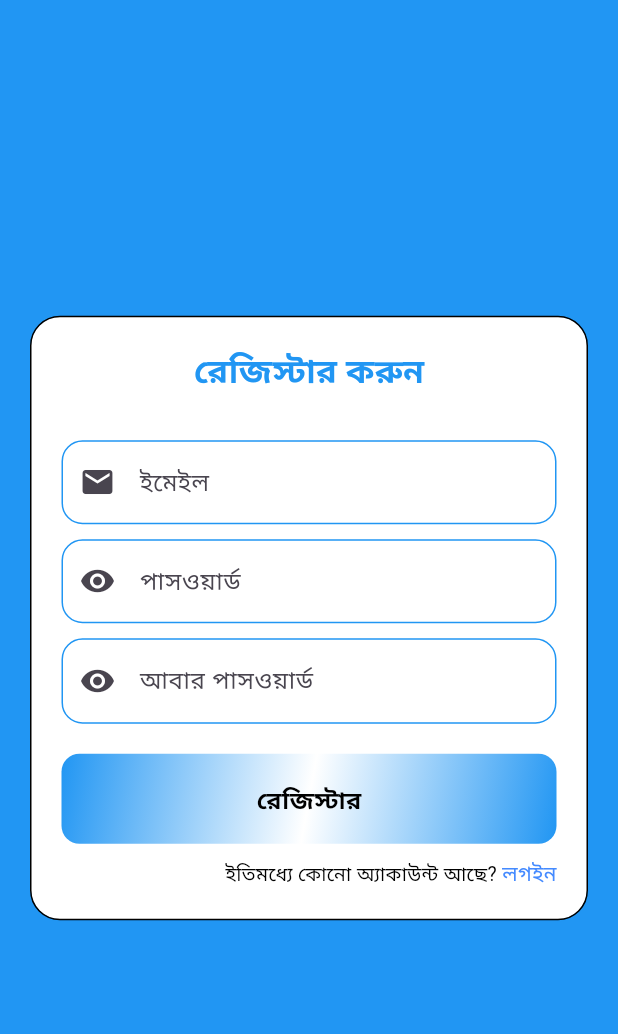
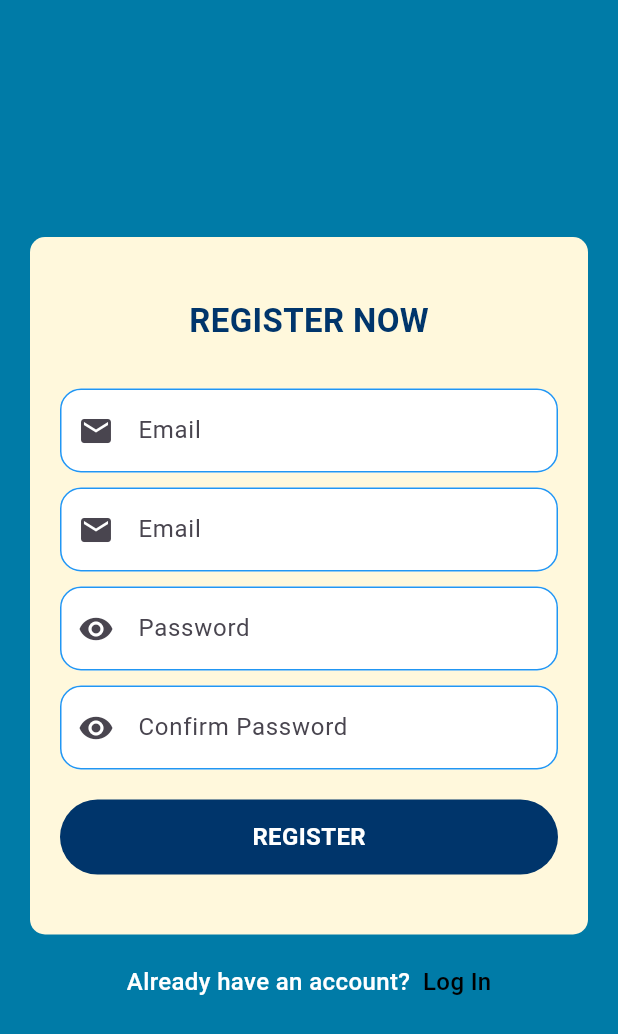
Before and after one commit to alazad214/Praner-Mart, a Flutter app: the screen it shows after launch, after a tap on "SIGN UP", on a phone screen of 412 x 824 dp. Shown: the top 1034 px of the screen. Run offline on Flutter 3.47's test engine with Material 3 defaults, Android fonts, the phone set to English and light mode, and no system bars; our stand-ins replace cached_network_image, carousel_slider, cloud_firestore, firebase_auth, firebase_core, firebase_storage and 4 more; accounts and stored records are empty.

Commit message:
auth modified

```diff
--- /dev/null
+++ b/lib/app/auth/utils/inputValidator.dart
@@ -0,0 +1,35 @@
+class InputValidator {
+  // Validate Email
+  static String? validateEmail(String? value) {
+    if (value == null || value.isEmpty) {
+      return 'Please enter your email';
+    }
+    final emailRegex = RegExp(r'^[^@]+@[^@]+\.[^@]+');
+    if (!emailRegex.hasMatch(value)) {
+      return 'Please enter a valid email';
+    }
+    return null;
+  }
+
+  // Validate Password
+  static String? validatePassword(String? value) {
+    if (value == null || value.isEmpty) {
+      return 'Please enter your password';
+    }
+    if (value.length < 6) {
+      return 'Password must be at least 6 characters long';
+    }
+    return null;
+  }
+
+  // Validate Username
+  static String? validateUsername(String? value) {
+    if (value == null || value.isEmpty) {
+      return 'Please enter your username';
+    }
+    if (value.length < 3) {
+      return 'Username must be at least 3 characters long';
+    }
+    return null;
+  }
+}
--- a/lib/auth/profile_setup.dart
+++ b/lib/app/auth/views/profile_setup.dart
@@ -3,13 +3,12 @@ import 'package:cloud_firestore/cloud_firestore.dart';
 import 'package:firebase_storage/firebase_storage.dart';
 import 'package:flutter/material.dart';
 import 'package:get/get.dart';
-import 'package:get/get_core/src/get_main.dart';
 import 'package:image_picker/image_picker.dart';
-import 'package:pranermart/controllers/profile_controller.dart';
 import 'package:pranermart/widgets/custom_button.dart';
 import 'package:pranermart/widgets/custom_textField.dart';
 
-import '../screens/navigation_screen.dart';
+import '../../profile/controller/profile_controller.dart';
+
 
 class ProfileSetUP extends StatefulWidget {
   ProfileSetUP({super.key});
--- /dev/null
+++ b/lib/app/auth/views/registation.dart
@@ -0,0 +1,127 @@
+import 'package:flutter/material.dart';
+import 'package:get/get.dart';
+import 'package:pranermart/widgets/custom_button.dart';
+import 'package:pranermart/widgets/custom_textField.dart';
+import '../../../utils/colors.dart';
+import '../../../widgets/text_rich_one.dart';
+import '../controller/auth_controller.dart';
+import '../utils/inputValidator.dart';
+import 'login.dart';
+
+class Register extends StatelessWidget {
+  Register({super.key});
+  final controller = Get.put(AuthController());
+  final formKey = GlobalKey<FormState>();
+  @override
+  Widget build(BuildContext context) {
+    return Scaffold(
+      backgroundColor: AppColor.primary,
+      body: Padding(
+        padding: const EdgeInsets.symmetric(horizontal: 20),
+        child: Form(
+          key: formKey,
+          child: Center(
+            child: SingleChildScrollView(
+              child: Column(
+                mainAxisAlignment: MainAxisAlignment.center,
+                children: [
+                  Container(
+                    padding: const EdgeInsets.symmetric(
+                        vertical: 40, horizontal: 20),
+                    width: double.infinity,
+                    decoration: BoxDecoration(
+                      color: AppColor.cornsilk,
+                      borderRadius: BorderRadius.circular(10),
+                    ),
+                    child: Column(
+                      mainAxisAlignment: MainAxisAlignment.spaceBetween,
+                      children: [
+                        ///Title...
+                        Text(
+                          "REGISTER NOW",
+                          style: TextStyle(
+                              color: AppColor.yaleBlue,
+                              fontSize: 22,
+                              fontWeight: FontWeight.bold),
+                        ),
+                        SizedBox(height: 30),
+
+                        ///name textfield...
+                        CustomformField(
+                          prefixicon: Icons.email,
+                          hinttext: "Email",
+                          onchanged: (value) {
+                            controller.email.value = value;
+                          },
+                          validation: InputValidator.validateUsername,
+                        ),
+                        SizedBox(height: 10),
+
+                        ///email textfield...
+                        CustomformField(
+                          prefixicon: Icons.email,
+                          hinttext: "Email",
+                          onchanged: (value) {
+                            controller.email.value = value;
+                          },
+                          validation: InputValidator.validateEmail,
+                        ),
+                        SizedBox(height: 10),
+
+                        ///password textfield...
+                        CustomformField(
+                          prefixicon: Icons.remove_red_eye_sharp,
+                          hinttext: "Password",
+                          obscuretext: true,
+                          validation: InputValidator.validatePassword,
+                          onchanged: (value) {
+                            controller.password.value = value;
+                          },
+                        ),
+                        SizedBox(height: 10),
+
+                        ///Confirm password textfield...
+                        CustomformField(
+                          prefixicon: Icons.remove_red_eye_sharp,
+                          hinttext: "Confirm Password",
+                          obscuretext: true,
+                          validation: InputValidator.validatePassword,
+                          onchanged: (value) {
+                            controller.confirmpassword.value = value;
+                          },
+                        ),
+                        const SizedBox(height: 20),
+
+                        ///Login Button...
+                        CustomButton(
+                          text: "REGISTER",
+                          ontap: () {
+                            if (formKey.currentState!.validate()) {
+                              controller.Register();
+                            }
+                          },
+                        ),
+                      ],
+                    ),
+                  ),
+
+                  ///Didn't Account
+                  SizedBox(height: 20.0),
+                  TextRichOne(
+                    text1: "Already have an account? ",
+                    text2: " Log In",
+                    textSize1: 16.0,
+                    textSize2: 16.0,
+                    ontap: () => Get.offAll(
+                      () => LogInScreen(),
+                    ),
+                  )
+                ],
+              ),
+            ),
+          ),
+        ),
+      ),
+    );
+  }
+}
--- a/lib/controllers/profile_controller.dart
+++ b/lib/app/profile/controller/profile_controller.dart
@@ -4,7 +4,8 @@ import 'package:get/get_navigation/get_navigation.dart';
 import 'package:get/get_rx/src/rx_types/rx_types.dart';
 import 'package:get/get_state_manager/get_state_manager.dart';
 
-import '../screens/navigation_screen.dart';
+import '../../../screens/navigation_screen.dart';
+
 
 class ProfileController extends GetxController {
   RxString email = RxString("");
--- a/lib/app/welcome/welcome_screen.dart
+++ b/lib/app/welcome/welcome_screen.dart
@@ -1,11 +1,12 @@
 import 'package:flutter/material.dart';
 import 'package:get/get.dart';
 import 'package:lottie/lottie.dart';
-import 'package:pranermart/auth/login.dart';
-import 'package:pranermart/auth/registation.dart';
+import 'package:pranermart/utils/app_config.dart';
 import 'package:pranermart/utils/colors.dart';
-import 'package:pranermart/widgets/button1.dart';
+import 'package:pranermart/widgets/custom_button.dart';
 import '../../widgets/text_rich_one.dart';
+import '../auth/views/login.dart';
+import '../auth/views/registation.dart';
 
 class WelcomeScreen extends StatelessWidget {
   const WelcomeScreen({super.key});
@@ -36,8 +37,7 @@ class WelcomeScreen extends StatelessWidget {
                 ),
 
                 ///Welcome Description...
-                Text(
-                    "First order on Pranermart app will get complete delivery charge free. Any of your products will be delivered within a maximum of 5 days and a minimum of 1 day. in our",
+                Text(AppConfig.welcomeDescription,
                     textAlign: TextAlign.center,
                     style: TextStyle(
                       color: Colors.white.withOpacity(0.5),
@@ -50,19 +50,23 @@ class WelcomeScreen extends StatelessWidget {
                   padding: const EdgeInsets.symmetric(horizontal: 10),
                   child: Row(
                     children: [
-                      Button1(
+                      Expanded(
+                        child: CustomButton(
                           text: 'LOG IN',
                           borderRadius: BorderRadius.circular(0),
                           ontap: () => Get.to(() => LogInScreen()),
                         ),
+                      ),
                       const SizedBox(
                         width: 10,
                       ),
-                      Button1(
+                      Expanded(
+                        child: CustomButton(
                           text: 'SIGN UP',
                           borderRadius: BorderRadius.circular(0),
                           bgColor: AppColor.moonstone,
-                        ontap: () => Get.to(() => Ragistation()),
+                          ontap: () => Get.to(() => Register()),
+                        ),
                       ),
                     ],
                   ),
--- a/lib/auth/registation.dart
+++ /dev/null
@@ -1,141 +0,0 @@
-import 'package:flutter/material.dart';
-import 'package:get/get.dart';
-import 'package:pranermart/auth/login.dart';
-import 'package:pranermart/controllers/auth_controller.dart';
-import 'package:pranermart/widgets/custom_button.dart';
-import 'package:pranermart/widgets/custom_textField.dart';
-
-class Ragistation extends StatelessWidget {
-  Ragistation({super.key});
-  final _emailformkey = GlobalKey<FormState>();
-  final _passformkey = GlobalKey<FormState>();
-  final controller = Get.put(AuthController());
-
-  @override
-  Widget build(BuildContext context) {
-    final h = MediaQuery.of(context).size.height;
-    final w = MediaQuery.of(context).size.width;
-    return Scaffold(
-      backgroundColor: Colors.blue,
-      body: Padding(
-        padding: const EdgeInsets.symmetric(horizontal: 20),
-        child: Center(
-          child: SingleChildScrollView(
-            child: Column(
-              mainAxisAlignment: MainAxisAlignment.center,
-              children: [
-                Center(
-                  child: Container(
-                    padding: const EdgeInsets.symmetric(
-                        vertical: 20, horizontal: 20),
-                    width: double.infinity,
-                    decoration: BoxDecoration(
-                        color: Colors.white,
-                        borderRadius: BorderRadius.circular(20),
-                        border: Border.all(color: Colors.black)),
-                    child: Column(
-                      mainAxisAlignment: MainAxisAlignment.spaceBetween,
-                      children: [
-                        const Text(
-                          "রেজিস্টার করুন",
-                          style: TextStyle(
-                              color: Colors.blue,
-                              fontSize: 22,
-                              fontWeight: FontWeight.bold),
-                        ),
-                        const SizedBox(height: 30),
-                        Column(
-                          children: [
-                            Form(
-                              key: _emailformkey,
-                              child: CustomformField(
-                                prefixicon: Icons.email,
-                                hinttext: "ইমেইল",
-                                onchanged: (emeil) {
-                                  controller.email.value = emeil;
-                                },
-                                validation: (value) {
-                                  if (value!.isEmpty) {
-                                    return "Fill The Form";
-                                  }
-                                  return null;
-                                },
-                              ),
-                            ),
-                            SizedBox(height: 10),
-                            Form(
-                              key: _passformkey,
-                              child: CustomformField(
-                                prefixicon: Icons.remove_red_eye_sharp,
-                                hinttext: "পাসওয়ার্ড",
-                                obscuretext: true,
-                                onchanged: (password) {
-                                  controller.password.value = password;
-                                },
-                                validation: (value) {
-                                  if (value!.isEmpty) {
-                                    return "Fill The Form";
-                                  }
-                                  return null;
-                                },
-                              ),
-                            ),
-                            SizedBox(height: 10),
-                            CustomformField(
-                              prefixicon: Icons.remove_red_eye_sharp,
-                              hinttext: "আবার পাসওয়ার্ড",
-                              obscuretext: true,
-                              onchanged: (confirmpassword) {
-                                controller.confirmpassword.value =
-                                    confirmpassword;
-                              },
-                            ),
-                          ],
-                        ),
-                        const SizedBox(height: 20),
-                        CustomButton(
-                          text: "রেজিস্টার",
-                          ontap: () {
-                            if (_emailformkey.currentState!.validate() &&
-                                _passformkey.currentState!.validate()) {
-                              controller.Register();
-                            }
-                          },
-                        ),
-                        const SizedBox(height: 10),
-                        Row(
-                          mainAxisAlignment: MainAxisAlignment.end,
-                          children: [
-                            InkWell(
-                              onTap: () {
-                                Get.offAll(() =>  LogInScreen());
-                              },
-                              child: const Text.rich(TextSpan(children: [
-                                TextSpan(
-                                    text: "ইতিমধ্যে কোনো অ্যাকাউন্ট আছে? ",
-                                    style: TextStyle(
-                                      color: Colors.black,
-                                      fontSize: 13,
-                                    )),
-                                TextSpan(
-                                    text: "লগইন",
-                                    style: TextStyle(
-                                      color: Colors.blueAccent,
-                                      fontSize: 14,
-                                    )),
-                              ])),
-                            )
-                          ],
-                        )
-                      ],
-                    ),
-                  ),
-                )
-              ],
-            ),
-          ),
-        ),
-      ),
-    );
-  }
-}
--- /dev/null
+++ b/lib/utils/app_config.dart
@@ -0,0 +1,4 @@
+class AppConfig {
+  static const String welcomeDescription=
+      "First order on Pranermart app will get complete delivery charge free. Any of your products will be delivered within a maximum of 5 days and a minimum of 1 day. in our";
+}
--- a/lib/widgets/button1.dart
+++ /dev/null
@@ -1,43 +0,0 @@
-import 'package:flutter/material.dart';
-
-import '../utils/colors.dart';
-
-class Button1 extends StatelessWidget {
-  final text;
-  final textColor;
-  final bgColor;
-  final fontSize;
-  final borderRadius;
-  final ontap;
-
-  const Button1(
-      {super.key,
-      this.text,
-      this.textColor,
-      this.bgColor,
-      this.fontSize,
-      this.borderRadius,
-      this.ontap});
-
-  @override
-  Widget build(BuildContext context) {
-    return Expanded(
-        child: InkWell(
-      onTap: ontap,
-      child: Container(
-        decoration: BoxDecoration(
-            color: bgColor ?? AppColor.yaleBlue,
-            borderRadius: borderRadius ?? BorderRadius.circular(20.0)),
-        height: 60,
-        alignment: Alignment.center,
-        child: Text(
-          text ?? '',
-          style: TextStyle(
-              color: textColor ?? Colors.white,
-              fontSize: fontSize ?? 16,
-              fontWeight: FontWeight.bold),
-        ),
-      ),
-    ));
-  }
-}
--- a/lib/widgets/custom_button.dart
+++ b/lib/widgets/custom_button.dart
@@ -1,34 +1,40 @@
 import 'package:flutter/material.dart';
 
+import '../utils/colors.dart';
+
 class CustomButton extends StatelessWidget {
-  const CustomButton({super.key, this.text, this.ontap});
   final text;
+  final textColor;
+  final bgColor;
+  final fontSize;
+  final borderRadius;
   final ontap;
+
+  const CustomButton(
+      {super.key,
+      this.text,
+      this.textColor,
+      this.bgColor,
+      this.fontSize,
+      this.borderRadius,
+      this.ontap});
 
   @override
   Widget build(BuildContext context) {
     return InkWell(
       onTap: ontap,
       child: Container(
-        height: 60,
-        width: double.infinity,
+        decoration: BoxDecoration(
+            color: bgColor ?? AppColor.yaleBlue,
+            borderRadius: borderRadius ?? BorderRadius.circular(40.0)),
+        height: 50,
         alignment: Alignment.center,
-        decoration: BoxDecoration(
-          gradient: const LinearGradient(
-            begin: Alignment.topLeft,
-            end: Alignment.bottomRight,
-            colors: [
-              Colors.blue,
-              Colors.white,
-              Colors.blue,
-            ],
-          ),
-          borderRadius: BorderRadius.circular(12),
-        ),
         child: Text(
-          text,
+          text ?? '',
           style: TextStyle(
-              color: Colors.black, fontSize: 16, fontWeight: FontWeight.bold),
+              color: textColor ?? Colors.white,
+              fontSize: fontSize ?? 16,
+              fontWeight: FontWeight.bold),
         ),
       ),
     );
--- a/lib/widgets/custom_drawer.dart
+++ b/lib/widgets/custom_drawer.dart
@@ -1,8 +1,7 @@
 import 'package:flutter/material.dart';
 import 'package:get/get.dart';
-import 'package:get/route_manager.dart';
 
-import '../controllers/auth_controller.dart';
+import '../app/auth/controller/auth_controller.dart';
 
 class CustomDrawer extends StatelessWidget {
   CustomDrawer({super.key});
--- a/lib/widgets/text_rich_one.dart
+++ b/lib/widgets/text_rich_one.dart
@@ -3,25 +3,37 @@ import 'package:flutter/material.dart';
 import 'package:pranermart/utils/colors.dart';
 
 class TextRichOne extends StatelessWidget {
-  const TextRichOne({super.key, this.text1, this.text2});
+  const TextRichOne(
+      {super.key,
+      this.text1,
+      this.text2,
+      this.textSize1,
+      this.textSize2,
+      this.ontap});
   final String? text1;
   final String? text2;
+  final textSize1;
+  final textSize2;
+  final ontap;
 
   @override
   Widget build(BuildContext context) {
-    return Text.rich(TextSpan(children: [
+    return InkWell(
+      onTap: ontap,
+      child: Text.rich(TextSpan(children: [
         TextSpan(
             text: text1,
             style: TextStyle(
                 color: AppColor.white,
-              fontSize: 24,
+                fontSize: textSize1 ?? 24,
                 fontWeight: FontWeight.w500)),
         TextSpan(
             text: text2,
             style: TextStyle(
                 color: AppColor.black,
-              fontSize: 24,
+                fontSize: textSize2 ?? 24,
                 fontWeight: FontWeight.w500)),
-    ]));
+      ])),
+    );
   }
 }
```
Also changed, not shown: lib/app/auth/controller/auth_controller.dart (renamed from lib/controllers/auth_controller.dart, +4 -4 lines), lib/app/auth/views/login.dart (added, +104 -0 lines), lib/auth/login.dart (deleted, +0 -108 lines). Lines whose indentation alone changed are shown as unchanged.
